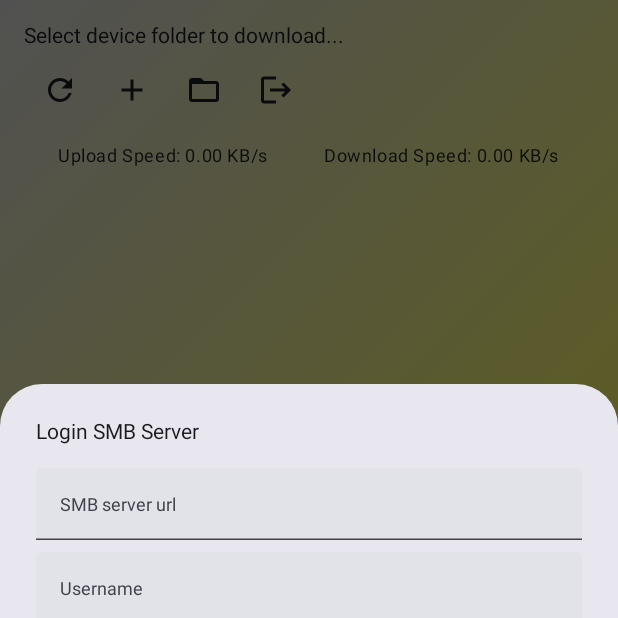
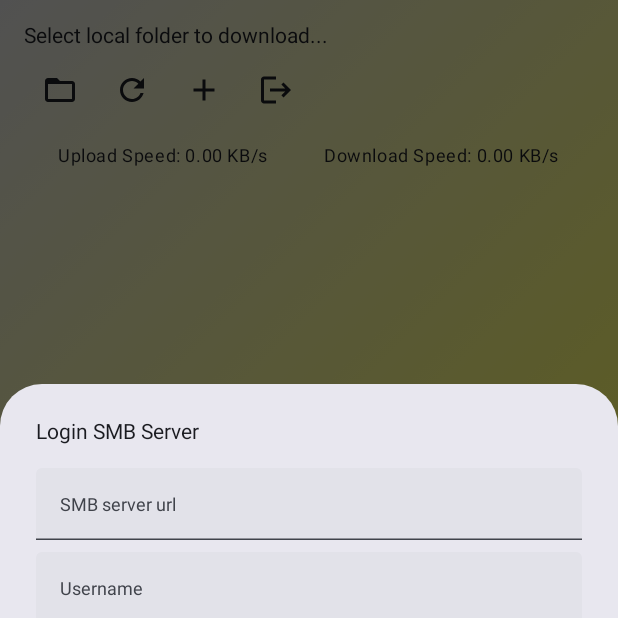
Before and after one commit to bowmanonjupiter2/android-smb-explorer-basic, an Android app built with Jetpack Compose: the screen it shows after launch (MainActivity), on a phone screen of 412 x 824 dp, the top half of it. Run offline under Robolectric (Android 15) with nearby library versions, the light colour scheme and no system bars; our stand-ins replace livedata-compose; libraries missing offline, so code that uses them is left out: jcifs.context, jcifs.smb; 6 statements that could not run were skipped.

Commit message:
add hint to open local folder icon

```diff
--- a/app/src/main/java/com/rainforce/androidsmbclient/MainActivity.kt
+++ b/app/src/main/java/com/rainforce/androidsmbclient/MainActivity.kt
@@ -19,23 +19,28 @@ import androidx.activity.compose.setContent
 import androidx.activity.enableEdgeToEdge
 import androidx.activity.result.contract.ActivityResultContracts
 import androidx.activity.viewModels
+import androidx.compose.animation.AnimatedVisibility
 import androidx.compose.foundation.background
 import androidx.compose.foundation.border
 import androidx.compose.foundation.isSystemInDarkTheme
 import androidx.compose.foundation.layout.Arrangement
 import androidx.compose.foundation.layout.Box
+
 import androidx.compose.foundation.layout.Column
+
 import androidx.compose.foundation.layout.Row
 import androidx.compose.foundation.layout.Spacer
 import androidx.compose.foundation.layout.fillMaxSize
 import androidx.compose.foundation.layout.fillMaxWidth
 import androidx.compose.foundation.layout.height
+import androidx.compose.foundation.layout.offset
 import androidx.compose.foundation.layout.padding
 import androidx.compose.foundation.layout.statusBarsPadding
 import androidx.compose.foundation.layout.systemBarsPadding
 import androidx.compose.foundation.layout.width
 import androidx.compose.foundation.lazy.LazyColumn
 import androidx.compose.foundation.lazy.items
+import androidx.compose.foundation.shape.CircleShape
 import androidx.compose.foundation.shape.RoundedCornerShape
 import androidx.compose.foundation.text.KeyboardOptions
 import androidx.compose.material.icons.Icons
@@ -204,9 +209,7 @@ fun MainScreen(viewModel: SMBFileListViewModel) {
                         end = androidx.compose.ui.geometry.Offset(1000f, 1000f)
                     )
                 )
-            //.background(MaterialTheme.colorScheme.background)
         ) {
-            // observe isProcessing state and display progress indicator
             if (isInProgress) {
                 CircularProgressIndicator(modifier = Modifier.align(Alignment.Center))
             }
@@ -216,34 +219,10 @@ fun MainScreen(viewModel: SMBFileListViewModel) {
                     .fillMaxSize()
                     .padding(16.dp)
             ) {
-                // make the below text and icon button on the same line
                 Row {
-                    viewModel.smbServerUrl.value?.let {
+                    if (downLoadUri.value == null) {
                         Text(
-                            text = it,
-                            style = TextStyle(fontWeight = FontWeight.Bold, fontSize = 20.sp),
-                            modifier = Modifier
-                                .padding(bottom = 4.dp)
-                                .align(Alignment.CenterVertically)
-                        )
-                    }
-                }
-                Row {
-                    if (downLoadUri.value != null) {
-                        Text(
-                            //text = downLoadUri.value.toString(),
-                            text = URLDecoder.decode(
-                                downLoadUri.value.toString(),
-                                StandardCharsets.UTF_8.toString()
-                            ),
-                            style = TextStyle(fontWeight = FontWeight.Normal, fontSize = 14.sp),
-                            modifier = Modifier
-                                .padding(bottom = 4.dp)
-                                .align(Alignment.CenterVertically)
-                        )
-                    } else {
-                        Text(
-                            text = "Select device folder to download...",
+                            text = "Select local folder to download...",
                             style = TextStyle(fontWeight = FontWeight.Normal, fontSize = 14.sp),
                             modifier = Modifier
                                 .padding(bottom = 4.dp)
@@ -252,6 +231,11 @@ fun MainScreen(viewModel: SMBFileListViewModel) {
                     }
                 }
                 Row {
+
+                    HighlightedButton() {
+                        pickFolderLauncher.launch(null)
+                    }
+
                     IconButton(
                         onClick = {
                             viewModel.refreshSMBFiles()
@@ -278,19 +262,6 @@ fun MainScreen(viewModel: SMBFileListViewModel) {
                         )
                     }
 
-                    IconButton(
-                        onClick = { pickFolderLauncher.launch(null) },
-                        modifier = Modifier
-                            .padding(bottom = 4.dp)
-                            .align(Alignment.CenterVertically)
-                    ) {
-                        Icon(
-                            imageVector = Icons.Filled.FolderOpen,
-                            contentDescription = "Check Any Existing File"
-                        )
-                    }
-                    // want a logout button to call view model to clean up smb profile
-                    // and start the login screen again
                     IconButton(
                         onClick = {
                             viewModel.cleanSMBServerProfile()
@@ -575,7 +546,7 @@ private fun DownloadSpeedDisplay() {
             val timeDifference = currentTime - previousTimeStamp
 
             if (timeDifference > 0) {
-                downloadSpeed = ((dataReceived * 1000)/ (timeDifference * 1024)).toDouble()
+                downloadSpeed = ((dataReceived * 1000) / (timeDifference * 1024)).toDouble()
                 uploadSpeed = ((dataSent * 1000) / (timeDifference * 1024)).toDouble()
 
                 previousTotalRxBytes = currentTotalRxBytes
@@ -592,8 +563,40 @@ private fun DownloadSpeedDisplay() {
         horizontalArrangement = Arrangement.SpaceEvenly,
         verticalAlignment = Alignment.CenterVertically
     ) {
-        Text(text = String.format("Upload Speed: %.2f KB/s", uploadSpeed), style = MaterialTheme.typography.bodySmall)
+        Text(
+            text = String.format("Upload Speed: %.2f KB/s", uploadSpeed),
+            style = MaterialTheme.typography.bodySmall
+        )
         Spacer(modifier = Modifier.width(8.dp))
-        Text(text = String.format("Download Speed: %.2f KB/s", downloadSpeed), style = MaterialTheme.typography.bodySmall)
+        Text(
+            text = String.format("Download Speed: %.2f KB/s", downloadSpeed),
+            style = MaterialTheme.typography.bodySmall
+        )
     }
 }
+
+@Composable
+fun HighlightedButton(onClick: () -> Unit) {
+    var isHighlighted by remember { mutableStateOf(false) }
+
+    LaunchedEffect(Unit) {
+        isHighlighted = true
+        delay(3000) // Change the duration as needed
+        isHighlighted = false
+    }
+
+    IconButton(
+        onClick = onClick,
+        modifier = Modifier
+            .padding(bottom = 4.dp)
+            .background(
+                if (isHighlighted) MaterialTheme.colorScheme.inversePrimary else Color.Transparent,
+                shape = CircleShape
+            )
+    ) {
+        Icon(
+            imageVector = Icons.Filled.FolderOpen,
+            contentDescription = "Open to choose local folder",
+        )
+    }
+}
```
